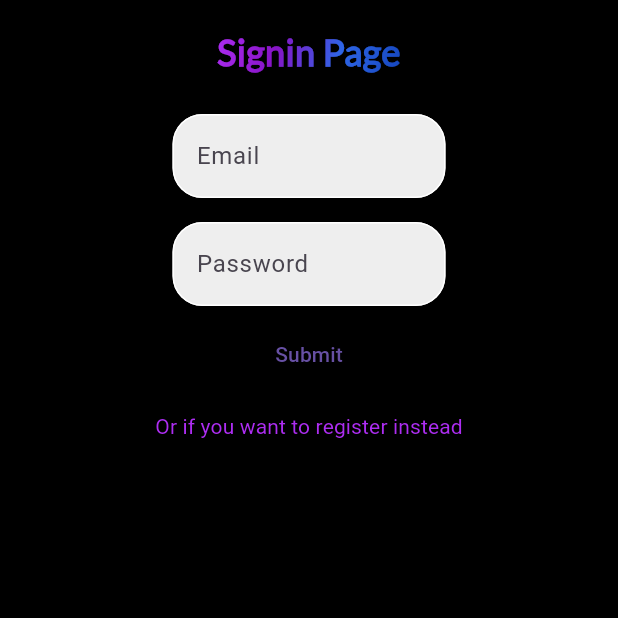
After one commit to hjinlucas/aayats_evaluation, a Flutter app: the screen it shows after launch, after a tap on "Sign Out", after a tap on "Submit", on a phone screen of 412 x 824 dp, the top half of it. The commit adds this screen. Run offline on Flutter 3.47's test engine with Material 3 defaults, Android fonts, the phone set to English and light mode, and no system bars; our stand-ins replace firebase_core, flutter_screenutil, jwt_decoder, shared_preferences; accounts and stored records are empty; network calls fail.

Commit message:
<feat> added login, shared pref, work on register next

```diff
--- /dev/null
+++ b/lib/common/text_field.dart
@@ -0,0 +1,46 @@
+import 'package:flutter/material.dart';
+import './color_constant.dart';
+
+class MyTextField extends StatelessWidget {
+  final controller;
+  final String labelText;
+  final bool obscureText;
+  final String? Function(String?)? validator;
+
+  const MyTextField({
+    super.key,
+    required this.controller,
+    required this.labelText,
+    required this.obscureText,
+    this.validator,
+  });
+
+  @override
+  Widget build(BuildContext context) {
+    return Container(
+      child: TextFormField(
+        controller: controller,
+        obscureText: obscureText,
+        validator: validator,
+        style: TextStyle(
+          color: Colors.pink,
+        ),
+        decoration: InputDecoration(
+          enabledBorder: const OutlineInputBorder(
+              borderSide: BorderSide(color: Colors.white),
+              borderRadius: BorderRadius.all(Radius.circular(20.0))),
+          focusedBorder: OutlineInputBorder(
+              borderSide: BorderSide(color: Colors.grey),
+              borderRadius: BorderRadius.all(Radius.circular(20.0))),
+          errorBorder: OutlineInputBorder(
+              borderSide: BorderSide(color: Colors.red),
+              borderRadius: BorderRadius.all(Radius.circular(20.0))),
+          fillColor: Colors.grey[200],
+          filled: true,
+          labelText: labelText,
+          hintStyle: TextStyle(color: Colors.purple),
+        ),
+      ),
+    );
+  }
+}
--- a/lib/common/widgets.dart
+++ b/lib/common/widgets.dart
@@ -14,11 +14,12 @@ Widget beatsListingForm(
     price}) {
   return Container(
     width: 370.w,
-    height: 90.h,
+    //height: 90.h,
     margin: EdgeInsets.only(bottom: 6.h),
     decoration: BoxDecoration(
       gradient: linearGradientPTBwithOpacityAsBg,
     ),
+    //color: Colors.amber,
     child: Row(
       crossAxisAlignment: CrossAxisAlignment.center,
       children: [
--- /dev/null
+++ b/lib/main.dart
@@ -0,0 +1,40 @@
+import 'package:flutter/material.dart';
+import 'package:flutter_screenutil/flutter_screenutil.dart';
+import 'package:jwt_decoder/jwt_decoder.dart';
+import 'package:shared_preferences/shared_preferences.dart';
+
+import 'view/beats/beats.dart';
+import 'view/signin/signin.dart';
+
+void main() async {
+  WidgetsFlutterBinding.ensureInitialized();
+  SharedPreferences sharedPref = await SharedPreferences.getInstance();
+  String? token = sharedPref.getString('token');
+  token = token ?? "";
+  print("TOKEN IS " + token + "****");
+  runApp(MyApp(token: token));
+}
+
+class MyApp extends StatelessWidget {
+  final token;
+
+  const MyApp({super.key, required this.token});
+
+  // This widget is the root of your application.
+  @override
+  Widget build(BuildContext context) {
+    bool isTokenValid = true;
+    if (token != ""){
+      isTokenValid = JwtDecoder.isExpired(token);
+    }
+    return ScreenUtilInit(
+      designSize: const Size(393, 852),
+      child: MaterialApp(
+        theme: ThemeData.light(),
+        color: Colors.blue,
+        debugShowCheckedModeBanner: false,
+        home: isTokenValid ? Beats() : Signin() ,
+      ),
+    );
+  }
+}
--- a/lib/view/beats/beats.dart
+++ b/lib/view/beats/beats.dart
@@ -1,11 +1,50 @@
+import 'dart:convert';
+
 import 'package:aayats_evaluation/common/text_widgets.dart';
+import 'package:shared_preferences/shared_preferences.dart';
+import '../../common/text_widgets.dart';
+import 'package:firebase_core/firebase_core.dart';
+
+
 import 'package:flutter/material.dart';
 import 'package:flutter_screenutil/flutter_screenutil.dart';
 
+import 'package:jwt_decoder/jwt_decoder.dart';
+
+import '../signin/signin.dart';
+
 import '../../common/widgets.dart';
+class Beats extends StatefulWidget {
+  const Beats({
+    super.key,
+    //required this.username,
+    });
 
-class Beats extends StatelessWidget {
-  const Beats({super.key});
+    //final username;
+
+  @override
+  State<Beats> createState() => _Beats();
+}
+
+class _Beats extends State<Beats> {
+  void signOut() async {
+    late SharedPreferences sharedPref;
+    sharedPref = await SharedPreferences.getInstance();
+
+    sharedPref.clear();
+    if (Navigator.of(context).canPop()) {
+      Navigator.pop(context);
+    }
+    else{
+      Navigator.pushReplacement(context, MaterialPageRoute(builder: (context) => Signin()));
+    }
+
+  }
+
+  @override
+  void initState() {
+    super.initState();
+  }
 
   @override
   Widget build(BuildContext context) {
@@ -20,6 +59,10 @@ class Beats extends StatelessWidget {
                 Padding(
                   padding: const EdgeInsets.all(16),
                   child: text24Bold(text: "Sample Elements", isGradient: true),
+                ),
+                Padding(
+                  padding: const EdgeInsets.all(16),
+                  child: text24Bold(text: "Welcome!", isGradient: true),
                 ),
                 beatsListingForm(
                     imageURL: "assets/images/beats_temp1.jpg",
@@ -53,6 +96,12 @@ class Beats extends StatelessWidget {
                     tune: "A minor",
                     bpm: "82",
                     price: "\$29.99+"),
+                TextButton(onPressed: () async {
+                  signOut();
+                },
+                 child: const Text(
+                  "Sign Out"
+                 ))
               ],
             ),
           ),
--- /dev/null
+++ b/lib/view/signin/signin.dart
@@ -0,0 +1,172 @@
+import 'dart:convert';
+
+import 'package:aayats_evaluation/common/text_widgets.dart';
+import '../../common/text_widgets.dart';
+import 'package:firebase_core/firebase_core.dart';
+import 'package:aayats_evaluation/common/text_field.dart';
+import 'package:flutter/material.dart';
+import 'package:flutter_screenutil/flutter_screenutil.dart';
+import '../../common/widgets.dart';
+import 'package:http/http.dart' as http;
+import '../../common/color_constant.dart';
+import '../beats/beats.dart';
+import 'package:shared_preferences/shared_preferences.dart';
+import 'package:jwt_decoder/jwt_decoder.dart';
+import '../register/register.dart';
+
+
+
+class Signin extends StatefulWidget {
+  Signin({
+    super.key,
+  });
+
+  @override
+  State<Signin> createState() => _Signin();
+}
+class _Signin extends State<Signin>{
+
+  String email = "";
+  String pwd = "";
+  late SharedPreferences sharedPref;
+  //String mongoUrl = dotenv.env['MONGO_URL']!;
+  String mongoUrl = "mongodb://localhost:5001";
+
+  final _emailController =
+      TextEditingController(); // Controller for username
+  final _pwdController = TextEditingController(); // Controller for pwd
+
+  @override
+  void initState() {
+    super.initState();
+    initPref();
+  }
+
+  void initPref() async {
+    sharedPref = await SharedPreferences.getInstance();
+  }
+
+  void signin() async {
+    //When button is pressed, create a var of the information
+    var loginInformation = {
+      'email' : _emailController.text,
+      'password' : _pwdController.text,
+    };
+    //Try to find if password matches
+    //print(jsonEncode(loginInformation));
+    var response = await http.post(Uri.parse('http://192.168.1.238:5001/api/login'),
+      headers: {"content-type":"application/json"},
+      body: jsonEncode(loginInformation)
+    );
+    //Print response to see if it is correct (should give us a token if a user matches)
+    print(response.body);
+    if(response.statusCode == 200){
+      //Means that the http request was successful, user with login information found
+      _emailController.clear();
+      _pwdController.clear();
+      var resJson = json.decode(response.body);
+      var token = resJson['accessToken'];
+      var username = resJson['username'];
+      sharedPref.setString('token', token);
+      sharedPref.setString('username', username);
+      Navigator.push(context, MaterialPageRoute(builder: ((context) => Beats())));
+
+    }
+    else
+    {
+      //Login attempt failed
+      print("LOGIN FAILED");
+    }
+  }
+
+  @override
+  Widget build(BuildContext context) {
+    return Scaffold(
+      backgroundColor: Colors.black,
+      body: ListView(
+        children: [
+          Container(
+            margin: const EdgeInsets.only(top: 2, left: 8, right: 8),
+            child: Form(
+              autovalidateMode: AutovalidateMode.onUserInteraction, //Triggers on user interactions
+              child: Column(
+                children: [
+                  Padding(
+                    padding: const EdgeInsets.all(16),
+                    child: text24Bold(text: "Signin Page", isGradient: true),
+                  ),
+                  FractionallySizedBox(
+                    //Set the width of the widget surrounding textfield to only be 0.5 wifth of the screen
+                    widthFactor: 0.5,
+                    //Use the MyTextField widget that I have made
+                    child: Padding(
+                      padding: const EdgeInsets.all(8.0),
+                      child: MyTextField(
+                        controller: _emailController, //Pass controller to widget
+                        labelText: "Email", //What textbox is labeled
+                        obscureText: false, //Text written is not obscured (turned into *s)
+                        validator: (value) {
+                          //Check emails for empty, or if it doesn't contain a "@" -> print out error text
+                          if (value == null || value.isEmpty || !value.contains("@")) {
+                            return 'Please enter a valid Email.';
+                          }
+                          return null; // Return null if the input is valid
+                        },
+                      ),
+                    ),
+                  ),
+                  FractionallySizedBox(
+                    //Set the width of the widget surrounding textfield to only be 0.5 wifth of the screen
+                    widthFactor: 0.5,
+                    //Use the MyTextField widget that I have made
+                    child: Padding(
+                      padding: const EdgeInsets.all(8.0),
+                      child: MyTextField(
+                        controller: _pwdController, //Pass controller to widget
+                        labelText: "Password", //What textbox is labeled
+                        obscureText: true, //Text written is obscured (turned into *s)
+                        validator: (value) {
+                          //Check pwd if empty -> print out error text
+                          if (value == null || value.isEmpty) {
+                            return 'Please enter a password.';
+                          }
+                          return null; // Return null if the input is valid
+                        },
+                      ),
+                    ),
+                  ),
+                  TextButton(
+                    onPressed: () async {
+                      signin();
+                    },
+
+                    child: const Text(
+                      'Submit'
+                    ),
+                  ),
+                  TextButton(
+                    onPressed: () async {
+                      //When button is pressed, go to registration screen
+                      print(sharedPref.getString('token'));
+                      print("REGISTRATION");
+
+                      Navigator.push(context, MaterialPageRoute(builder: ((context) => registerScreen())));
+                    },
+                    child: const Text(
+                      'Or if you want to register instead',
+                      style: TextStyle(
+                        color: ColorConstant.brandTertiary,
+                        fontWeight: FontWeight.w400,
+                      ),
+                    ),
+                  ),
+
+                ],
+              ),
+            ),
+          ),
+        ],
+      ),
+    );
+  }
+}
```
Also changed, not shown: lib/view/main.dart (deleted, +0 -25 lines), lib/view/register/register.dart (added, +15 -0 lines), pubspec.yaml (+8 -1 lines), pubspec.lock, 71 other files.
